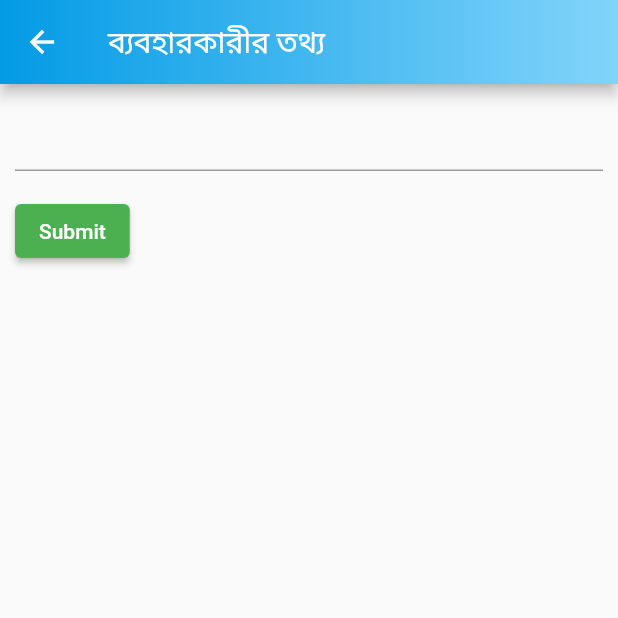
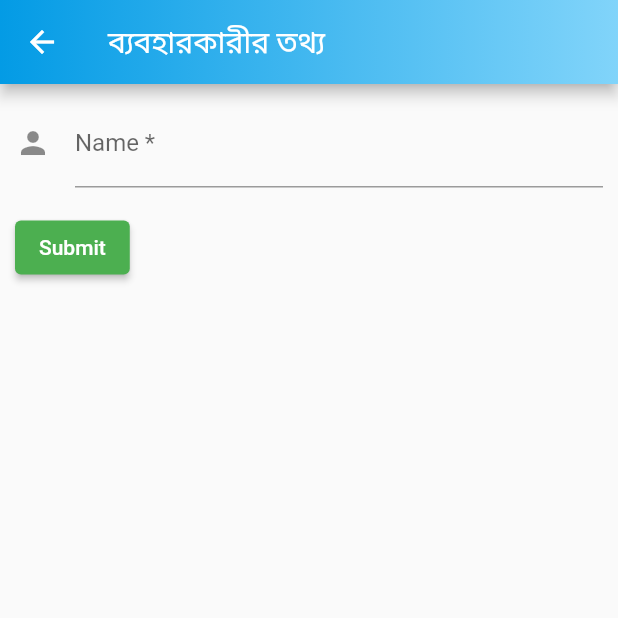
Before and after one commit to Azimul-Haque/diordnarabdnasjb, a Flutter app: the ProfileEditPage screen opened directly with empty values, on a phone screen of 412 x 824 dp, the top half of it. Run offline on Flutter 3.47's test engine with Material 2 defaults, Android fonts, the phone set to English and light mode, and no system bars; our stand-ins replace firebase_auth, firebase_core, pinput; missing offline and left inert: onesignal_flutter; accounts and stored records are empty.

Commit message:
Commit Thu 06/16/2022  2:21:38.26 1202

```diff
--- a/lib/profileedit.dart
+++ b/lib/profileedit.dart
@@ -39,6 +39,11 @@ class _ProfileEditPageState extends State<ProfileEditPage> {
                 crossAxisAlignment: CrossAxisAlignment.start,
                 children: [
                   TextFormField(
+                    decoration: const InputDecoration(
+                      icon: Icon(Icons.person),
+                      hintText: 'What do people call you?',
+                      labelText: 'Name *',
+                    ),
                     validator: (value) {
                       if (value == null || value.isEmpty) {
                         return 'Please enter some text';
```
